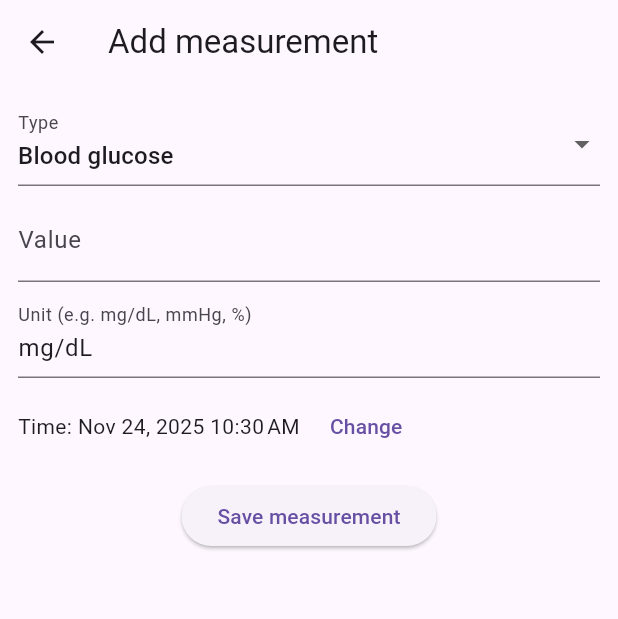
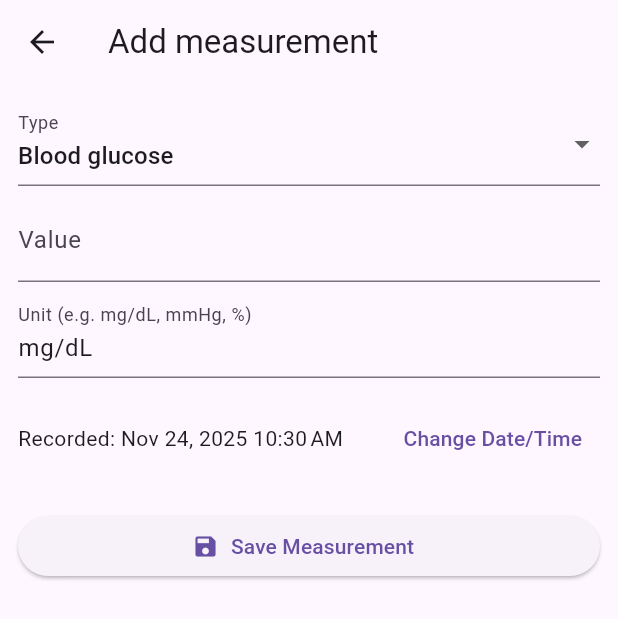
Before and after one commit to Conroy-a11y/healthmonitorapp, a Flutter app: the screen it shows once a user with an empty profile is signed in, after a tap on the "add" icon, on a phone screen of 412 x 824 dp. Shown: the top 619 px of the screen. Run offline on Flutter 3.47's test engine with Material 3 defaults, Android fonts, the phone set to English and light mode, and no system bars; our stand-ins replace firebase_auth, firebase_core, shared_preferences, sqflite; accounts and stored records are empty.

Commit message:
main.dart update

```diff
--- a/healthmonitorapp/lib/main.dart
+++ b/healthmonitorapp/lib/main.dart
@@ -1,22 +1,5 @@
 // main.dart
 // Health Monitor - Firebase Auth + SharedPreferences + local SQLite (sqflite)
-// Features:
-// - Firebase Email/Password auth (signup/login)
-// - Role selection on signup (patient | doctor) stored in Firebase user.displayName and locally in SharedPreferences
-// - SharedPreferences for small local settings (role, last email)
-// - Local SQLite (sqflite) for measurements storage and retrieval
-// - Role-based dashboards (patient sees own measurements; doctor sees all measurements and can add for patients)
-// - Simple modern UI with cards and clean layout
-
-// PUBSPEC (add these to pubspec.yaml dependencies):
-// firebase_core: ^3.0.0
-// firebase_auth: ^5.0.0
-// shared_preferences: ^2.0.15
-// sqflite: ^2.2.8+4
-// path: ^1.8.3
-// path_provider: ^2.0.15
-// intl: any
-// cupertino_icons: ^1.0.5
 
 import 'dart:async';
 
@@ -29,7 +12,8 @@ import 'package:path/path.dart' as p;
 import 'package:path_provider/path_provider.dart';
 import 'package:intl/intl.dart';
 
-// Import your generated Firebase options file
+// You must create this file in your project's lib/ directory
+// and configure Firebase using 'flutterfire configure'
 import 'firebase_options.dart';
 
 // ------------------------
@@ -129,8 +113,12 @@ class DBHelper {
       where = 'WHERE patientId = ?';
       args = [patientId];
     }
+    // Corrected SQL query structure for better readability and safety
     final orderClause = 'ORDER BY recordedAt DESC';
-    final sql = 'SELECT * FROM measurements $where $orderClause LIMIT $limit';
+    final limitClause = 'LIMIT $limit';
+
+    // Use rawQuery for conditional WHERE clause
+    final sql = 'SELECT * FROM measurements $where $orderClause $limitClause';
     final rows = await database.rawQuery(sql, args);
     return rows.map((r) => Measurement.fromMap(r)).toList();
   }
@@ -174,7 +162,10 @@ class Prefs {
 
   static Future<void> clearAll() async {
     final p = await SharedPreferences.getInstance();
-    await p.clear();
+    // Only clear our specific keys to avoid clearing other potential data
+    await p.remove(keyRole);
+    await p.remove(keyLastEmail);
+    // You could use p.clear() if you are sure you want to clear EVERYTHING
   }
 }
 
@@ -184,7 +175,7 @@ class Prefs {
 void main() async {
   WidgetsFlutterBinding.ensureInitialized();
   await Firebase.initializeApp(options: DefaultFirebaseOptions.currentPlatform);
-  // Ensure DB initialized
+  // Ensure DB initialized, no changes needed here
   await DBHelper().db;
   runApp(const HealthApp());
 }
@@ -200,12 +191,7 @@ class HealthApp extends StatelessWidget {
       theme: ThemeData(
         primarySwatch: Colors.teal,
         useMaterial3: true,
-        pageTransitionsTheme: const PageTransitionsTheme(
-          builders: {
-            TargetPlatform.android: ZoomPageTransitionsBuilder(),
-            TargetPlatform.iOS: CupertinoPageTransitionsBuilder(),
-          },
-        ),
+        // Using default transitions is generally safer unless specific effect is required
       ),
       home: const AuthGate(),
     );
@@ -257,6 +243,14 @@ class _AuthScreenState extends State<AuthScreen> {
     });
   }
 
+  // Dispose controllers
+  @override
+  void dispose() {
+    _emailCtrl.dispose();
+    _passCtrl.dispose();
+    super.dispose();
+  }
+
   Future<void> _submit() async {
     final email = _emailCtrl.text.trim();
     final pass = _passCtrl.text;
@@ -270,17 +264,27 @@ class _AuthScreenState extends State<AuthScreen> {
     setState(() => _loading = true);
     try {
       if (_isLogin) {
-        await FirebaseAuth.instance.signInWithEmailAndPassword(
+        // --- FIX: Ensure role is stored locally on login ---
+        final cred = await FirebaseAuth.instance.signInWithEmailAndPassword(
           email: email,
           password: pass,
         );
+        final userRole = cred.user?.displayName;
+        if (userRole != null &&
+            (userRole == 'patient' || userRole == 'doctor')) {
+          await Prefs.setRole(userRole);
+        } else {
+          // Fallback default role for old/uninitialized users
+          await Prefs.setRole('patient');
+        }
+        // ---------------------------------------------------
         await Prefs.setLastEmail(email);
       } else {
         final cred = await FirebaseAuth.instance.createUserWithEmailAndPassword(
           email: email,
           password: pass,
         );
-        // store role both in Firebase user.displayName and locally
+        // store role both in Firebase user.displayName and locally (already correct for signup)
         await cred.user?.updateDisplayName(_role);
         await Prefs.setRole(_role);
         await Prefs.setLastEmail(email);
@@ -402,20 +406,33 @@ class _HomeRouterState extends State<HomeRouter> {
 
   Future<void> _loadRole() async {
     // Priority: SharedPreferences -> Firebase user.displayName -> default 'patient'
+    String? finalRole;
+
+    // 1. Try SharedPreferences
     final pRole = await Prefs.getRole();
     if (pRole != null) {
-      setState(() => _role = pRole);
-      return;
+      finalRole = pRole;
     }
+
+    // 2. If not in prefs, check Firebase user.displayName
     final u = FirebaseAuth.instance.currentUser;
     final fRole = u?.displayName;
-    if (fRole != null && (fRole == 'patient' || fRole == 'doctor')) {
+
+    if (finalRole == null && fRole != null) {
+      if (fRole == 'patient' || fRole == 'doctor') {
+        finalRole = fRole;
+        // --- FIX: Save role to Prefs if fetched from Firebase for future fast loads ---
         await Prefs.setRole(fRole);
-      setState(() => _role = fRole);
-      return;
+        // -----------------------------------------------------------------------------
       }
-    // default
-    setState(() => _role = 'patient');
+    }
+
+    // 3. Default to 'patient' if all else fails
+    if (finalRole == null) {
+      finalRole = 'patient';
+    }
+
+    if (mounted) setState(() => _role = finalRole);
   }
 
   @override
@@ -449,26 +466,38 @@ class _PatientDashboardState extends State<PatientDashboard> {
   }
 
   Future<void> _load() async {
-    setState(() => _loading = true);
+    // Only set loading state if not already loading
+    if (!_loading) setState(() => _loading = true);
     final uid = FirebaseAuth.instance.currentUser?.uid;
-    if (uid == null) return;
+    if (uid == null) {
+      // If user is null, sign out to return to AuthScreen
+      await _signOut();
+      return;
+    }
     final list = await _db.fetchMeasurements(patientId: uid);
+    if (mounted) {
       setState(() {
         _measurements = list;
         _loading = false;
       });
     }
+  }
 
   Future<void> _addMeasurement() async {
+    // await here ensures dashboard is reloaded when AddMeasurementScreen pops
     await Navigator.push(
       context,
-      MaterialPageRoute(builder: (_) => AddMeasurementScreen(isDoctor: false)),
+      MaterialPageRoute(
+        builder: (_) => const AddMeasurementScreen(isDoctor: false),
+      ),
     );
+    // Reload measurements after adding
     await _load();
   }
 
   Future<void> _signOut() async {
     await FirebaseAuth.instance.signOut();
+    // Clear local user data (role, last email)
     await Prefs.clearAll();
   }
 
@@ -572,19 +601,25 @@ class _DoctorDashboardState extends State<DoctorDashboard> {
   }
 
   Future<void> _loadAll() async {
-    setState(() => _loading = true);
+    if (!_loading) setState(() => _loading = true);
     final list = await _db.fetchMeasurements();
+    if (mounted) {
       setState(() {
         _measurements = list;
         _loading = false;
       });
     }
+  }
 
   Future<void> _addForPatient() async {
+    // await here ensures dashboard is reloaded when AddMeasurementScreen pops
     await Navigator.push(
       context,
-      MaterialPageRoute(builder: (_) => AddMeasurementScreen(isDoctor: true)),
+      MaterialPageRoute(
+        builder: (_) => const AddMeasurementScreen(isDoctor: true),
+      ),
     );
+    // Reload all measurements after adding
     await _loadAll();
   }
 
@@ -646,7 +681,7 @@ class _DoctorDashboardState extends State<DoctorDashboard> {
                           child: ListTile(
                             title: Text('${m.type} — ${m.value} ${m.unit}'),
                             subtitle: Text(
-                              'Patient: ${m.patientId} • ${DateFormat.yMMMd().add_jm().format(m.recordedAt.toLocal())}',
+                              'Patient ID: ${m.patientId} • ${DateFormat.yMMMd().add_jm().format(m.recordedAt.toLocal())}',
                             ),
                             trailing: IconButton(
                               icon: const Icon(Icons.delete_outline),
@@ -685,17 +720,49 @@ class _AddMeasurementScreenState extends State<AddMeasurementScreen> {
   final _formKey = GlobalKey<FormState>();
   String _type = 'blood_glucose';
   final _valueCtrl = TextEditingController();
-  String _unit = 'mg/dL';
+  // Using an optional variable for unit to manage state changes better
+  String? _unit;
   DateTime _time = DateTime.now();
   bool _saving = false;
   final _patientIdCtrl = TextEditingController();
 
+  // Helper map to set default units based on type
+  static const Map<String, String> _defaultUnits = {
+    'blood_glucose': 'mg/dL',
+    'blood_pressure': 'mmHg',
+    'spo2': '%',
+    'weight': 'kg',
+  };
+
   @override
   void initState() {
     super.initState();
+    // Initialize patient ID for non-doctors
     if (!widget.isDoctor) {
       _patientIdCtrl.text = FirebaseAuth.instance.currentUser?.uid ?? '';
     }
+    // Initialize default unit
+    _unit = _defaultUnits[_type];
+    // Add listener to update unit when type changes (not necessary in this structure, but good for custom fields)
+    // The unit field is a TextFormField with an onChange, so this is fine.
+  }
+
+  // Dispose controllers
+  @override
+  void dispose() {
+    _valueCtrl.dispose();
+    _patientIdCtrl.dispose();
+    super.dispose();
+  }
+
+  // Method to update unit based on type selection
+  void _updateType(String? newType) {
+    if (newType == null) return;
+    setState(() {
+      _type = newType;
+      // Automatically set the default unit for the selected type
+      _unit = _defaultUnits[_type];
+    });
   }
 
   @override
@@ -703,7 +770,7 @@ class _AddMeasurementScreenState extends State<AddMeasurementScreen> {
     return Scaffold(
       appBar: AppBar(
         title: Text(
-          widget.isDoctor ? 'Add measurement (doctor)' : 'Add measurement',
+          widget.isDoctor ? 'Add measurement (Doctor)' : 'Add measurement',
         ),
       ),
       body: Padding(
@@ -711,6 +778,8 @@ class _AddMeasurementScreenState extends State<AddMeasurementScreen> {
         child: Form(
           key: _formKey,
           child: Column(
+            crossAxisAlignment:
+                CrossAxisAlignment.stretch, // Use stretch for buttons
             children: [
               if (widget.isDoctor) ...[
                 TextFormField(
@@ -737,81 +806,108 @@ class _AddMeasurementScreenState extends State<AddMeasurementScreen> {
                   DropdownMenuItem(value: 'spo2', child: Text('SpO2')),
                   DropdownMenuItem(value: 'weight', child: Text('Weight')),
                 ],
-                onChanged: (v) => setState(() => _type = v ?? 'blood_glucose'),
+                onChanged: _updateType, // Use the update method
                 decoration: const InputDecoration(labelText: 'Type'),
               ),
               const SizedBox(height: 8),
               TextFormField(
                 controller: _valueCtrl,
-                decoration: const InputDecoration(labelText: 'Value'),
-                keyboardType: TextInputType.numberWithOptions(decimal: true),
-                validator: (s) =>
-                    (s == null || s.isEmpty) ? 'Enter a value' : null,
+                decoration: InputDecoration(
+                  labelText: 'Value',
+                  // Use the auto-updated unit as a hint/suffix
+                  suffixText: _unit,
+                ),
+                keyboardType: const TextInputType.numberWithOptions(
+                  decimal: true,
+                ),
+                validator: (s) {
+                  if (s == null || s.isEmpty) return 'Enter a value';
+                  if (double.tryParse(s) == null) return 'Invalid number';
+                  return null;
+                },
               ),
               const SizedBox(height: 8),
               TextFormField(
+                // Use the auto-updated unit or the last set unit
                 initialValue: _unit,
                 onChanged: (v) => _unit = v,
                 decoration: const InputDecoration(
                   labelText: 'Unit (e.g. mg/dL, mmHg, %)',
                 ),
+                validator: (s) =>
+                    (s == null || s.isEmpty) ? 'Enter a unit' : null,
               ),
-              const SizedBox(height: 8),
+              const SizedBox(height: 16),
               Row(
                 children: [
-                  Text(
-                    'Time: ${DateFormat.yMMMd().add_jm().format(_time.toLocal())}',
+                  Expanded(
+                    child: Text(
+                      // Ensure conversion to local time for display
+                      'Recorded: ${DateFormat.yMMMd().add_jm().format(_time.toLocal())}',
                     ),
-                  const SizedBox(width: 8),
+                  ),
                   TextButton(
                     onPressed: () async {
-                      final picked = await showDatePicker(
+                      final pickedDate = await showDatePicker(
                         context: context,
-                        initialDate: _time,
+                        initialDate: _time.toLocal(),
                         firstDate: DateTime(2000),
                         lastDate: DateTime.now(),
                       );
-                      if (picked != null) {
-                        final t = await showTimePicker(
+                      if (pickedDate == null) return;
+
+                      final pickedTime = await showTimePicker(
                         context: context,
-                          initialTime: TimeOfDay.fromDateTime(_time),
+                        initialTime: TimeOfDay.fromDateTime(_time.toLocal()),
                       );
-                        if (t != null) {
-                          setState(() {
-                            _time = DateTime(
-                              picked.year,
-                              picked.month,
-                              picked.day,
-                              t.hour,
-                              t.minute,
+                      if (pickedTime == null) return;
+
+                      // Combine picked date and time
+                      final newTime = DateTime(
+                        pickedDate.year,
+                        pickedDate.month,
+                        pickedDate.day,
+                        pickedTime.hour,
+                        pickedTime.minute,
                       );
-                          });
-                        }
-                      }
+
+                      if (mounted) setState(() => _time = newTime);
                     },
-                    child: const Text('Change'),
+                    child: const Text('Change Date/Time'),
                   ),
                 ],
               ),
-              const SizedBox(height: 12),
+              const SizedBox(height: 24),
               _saving
-                  ? const CircularProgressIndicator()
-                  : ElevatedButton(
+                  ? const Center(child: CircularProgressIndicator())
+                  : ElevatedButton.icon(
+                      icon: const Icon(Icons.save),
+                      label: const Text('Save Measurement'),
                       onPressed: () async {
                         if (!_formKey.currentState!.validate()) return;
+
                         setState(() => _saving = true);
                         try {
                           final patientId = _patientIdCtrl.text.trim();
                           final doc = Measurement(
                             patientId: patientId,
                             type: _type,
-                            value: double.parse(_valueCtrl.text),
-                            unit: _unit,
-                            recordedAt: _time.toUtc(),
+                            // Ensure parsing is robust for decimal input
+                            value: double.parse(
+                              _valueCtrl.text.replaceAll(',', '.'),
+                            ),
+                            unit: _unit!, // We validate it's not null/empty
+                            recordedAt: _time.toUtc(), // Store as UTC
                             createdAt: DateTime.now().toUtc(),
                           );
                           await DBHelper().insertMeasurement(doc);
-                          Navigator.pop(context);
+                          // Show success message before popping
+                          ScaffoldMessenger.of(context).showSnackBar(
+                            const SnackBar(
+                              content: Text('Measurement saved successfully!'),
+                            ),
+                          );
+                          if (mounted) Navigator.pop(context);
                         } catch (e) {
                           ScaffoldMessenger.of(context).showSnackBar(
                             SnackBar(content: Text('Error saving: $e')),
@@ -820,7 +916,6 @@ class _AddMeasurementScreenState extends State<AddMeasurementScreen> {
                           if (mounted) setState(() => _saving = false);
                         }
                       },
-                      child: const Text('Save measurement'),
                     ),
             ],
           ),
@@ -829,5 +924,3 @@ class _AddMeasurementScreenState extends State<AddMeasurementScreen> {
     );
   }
 }
-
-// End of file
```
Lines whose indentation alone changed are shown as unchanged.
